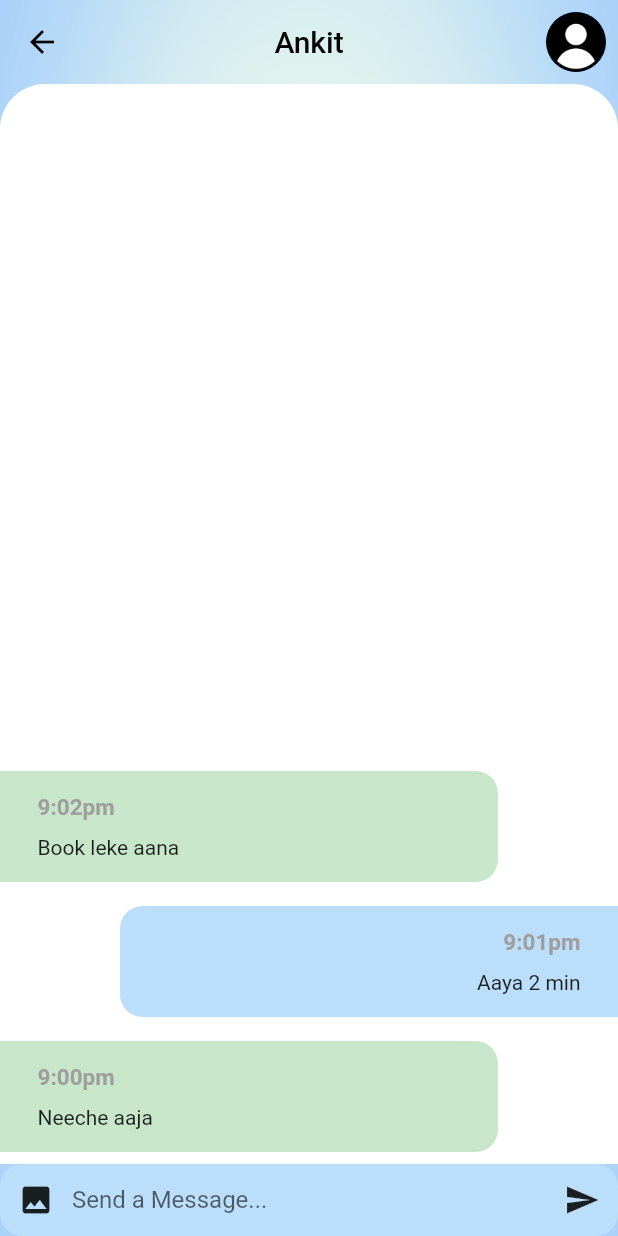
After one commit to AstraStriker/UrbanChat, a Flutter app: the HomeScreen screen opened directly, after a tap on "Ankit", on a phone screen of 412 x 824 dp. The commit adds this screen. Run offline on Flutter 3.47's test engine with Material 2 defaults, Android fonts, the light colour scheme and no system bars; our stand-ins replace cloud_firestore, file_picker, firebase_analytics, firebase_core, firebase_storage, flutter_svg and 1 more; accounts and stored records are empty.

Commit message:
adder home and chat screens

```diff
--- /dev/null
+++ b/lib/Models/message_model.dart
@@ -0,0 +1,53 @@
+
+import 'user_model.dart';
+
+class Message{
+
+  final User sender;
+  final String time; //TODO user dataTime or firebase time here instead
+  final String text;
+  final bool isRead;
+
+  //construct
+  Message(
+      {required this.sender, required this.time, required this.text, required this.isRead}
+      );
+
+  //You
+  //TODO get from firebase
+  static final User currentUser = User(
+    name: 'Current User',id: 0 ,imageUrl: 'images/User.png'
+  );
+
+  //other users
+  //TODO remove this after fetching from firebase
+  static final User ankit = User(
+      name: 'Ankit',id: 1 ,imageUrl: 'assets/images/User.png'
+  );
+  static final User vaibhaw = User(
+      name: 'Vaibhaw',id: 2 ,imageUrl: 'assets/images/User.png'
+  );
+  static final User omar = User(
+      name: 'Omar',id: 3 ,imageUrl: 'assets/images/User.png'
+  );
+
+  //online user
+  //TODO get online users from firebase
+  static List<User> online = [ ankit, vaibhaw, omar];
+
+  //Message List for home Screen
+  //TODO get chats from firebase
+  static List<Message> chats = [
+    Message(sender: ankit,time : '3:30pm', text: 'Whats Up', isRead: true),
+    Message(sender: vaibhaw, time: '4:30pm', text: 'Happy Holi', isRead: false),
+    Message(sender: omar, time: '5:00pm', text: 'Pls, Attend College Tommorrow', isRead: false)
+  ];
+
+  //Message List for chat Screen
+  //TODO get chats from firebase 2
+  static List<Message> messages = [
+    Message(sender: ankit, time: '9:00pm', text: 'Neeche aaja', isRead: true),
+    Message(sender: currentUser, time: '9:01pm', text: 'Aaya 2 min', isRead: true),
+    Message(sender: ankit, time: '9:02pm', text: 'Book leke aana', isRead: true)
+  ];
+}
--- /dev/null
+++ b/lib/Models/user_model.dart
@@ -0,0 +1,12 @@
+class User{
+  final int id;
+  final String name;
+  final String imageUrl;
+
+  User({
+    required this.id,
+    required this.name,
+    required this.imageUrl
+  });
+
+}
--- /dev/null
+++ b/lib/Screens/ChatScreen/chat_screen.dart
@@ -0,0 +1,152 @@
+import '../../Models/message_model.dart';
+import '../../Widgets/gradient_bar.dart';
+import 'package:flutter/material.dart';
+import '../../Models/user_model.dart';
+
+class ChatScreen extends StatefulWidget {
+  const ChatScreen({Key? key, required this.user}) : super(key: key);
+
+  final User user;
+
+  @override
+  State<ChatScreen> createState() => _ChatScreenState();
+}
+
+class _ChatScreenState extends State<ChatScreen> {
+  _buildMessage(Message message, bool isMe) {
+    return Container(
+      margin: isMe
+          ? const EdgeInsets.only(top: 8, bottom: 8, left: 80)
+          : const EdgeInsets.only(top: 8, bottom: 8, right: 80),
+      padding: const EdgeInsets.symmetric(horizontal: 25, vertical: 15),
+      decoration: BoxDecoration(
+          color: isMe ? Colors.blue.shade100 : Colors.green.shade100,
+          borderRadius: isMe
+              ? const BorderRadius.only(
+                  topLeft: Radius.circular(15), bottomLeft: Radius.circular(15))
+              : const BorderRadius.only(
+                  topRight: Radius.circular(15),
+                  bottomRight: Radius.circular(15))),
+      child: Column(
+        crossAxisAlignment:
+            isMe ? CrossAxisAlignment.end : CrossAxisAlignment.start,
+        children: [
+          Text(
+            message.time,
+            style: const TextStyle(
+              color: Colors.grey,
+              fontSize: 15,
+              fontWeight: FontWeight.bold,
+            ),
+          ),
+          const SizedBox(
+            height: 10,
+          ),
+          Text(message.text),
+        ],
+      ),
+    );
+  }
+
+  _buildMessageComposer() {
+    return Container(
+      decoration: BoxDecoration(
+        borderRadius: const BorderRadius.all(
+          Radius.circular(15),
+        ),
+        color: Colors.blue[100],
+      ),
+      child: Row(
+        children: [
+          IconButton(
+            icon: const Icon(Icons.photo),
+            onPressed: () {
+              //todo add a attachment button function
+            },
+          ),
+          Expanded(
+            child: TextField(
+              textCapitalization: TextCapitalization.sentences,
+              onChanged: (value) {},
+              decoration: const InputDecoration.collapsed(
+                hintText: 'Send a Message...',
+              ),
+            ),
+          ),
+          IconButton(
+            icon: const Icon(Icons.send),
+            onPressed: () {
+              //todo add a send button function
+            },
+          )
+        ],
+      ),
+    );
+  }
+
+  @override
+  Widget build(BuildContext context) {
+    return GradientTop(
+      child: Scaffold(
+        backgroundColor: Colors.transparent,
+        appBar: AppBar(
+          backgroundColor: Colors.transparent,
+          foregroundColor: Colors.black,
+          elevation: 0.0,
+          title: Center(child: Text(widget.user.name)),
+          actions: [
+            Padding(
+              padding: const EdgeInsets.all(8.0),
+              child: CircleAvatar(
+                backgroundImage: AssetImage(widget.user.imageUrl),
+              ),
+            )
+          ],
+        ),
+        body: GestureDetector(
+          onTap: () => FocusScope.of(context).unfocus(),
+          child: Column(
+            children: [
+              Expanded(
+                child: Column(
+                  children: [
+                    Expanded(
+                      child: Container(
+                        decoration: const BoxDecoration(
+                          color: Colors.white,
+                          borderRadius: BorderRadius.only(
+                              topLeft: Radius.circular(30),
+                              topRight: Radius.circular(30)),
+                        ),
+                        child: ClipRRect(
+                          borderRadius: const BorderRadius.only(
+                            topLeft: Radius.circular(30),
+                            topRight: Radius.circular(30),
+                          ),
+                          child: ListView.builder(
+                            reverse: true,
+                            padding: const EdgeInsets.only(top: 15),
+                            itemCount: Message.messages.length,
+                            itemBuilder: (BuildContext context, int index) {
+                              Message message = Message.messages[index];
+                              bool isMe =
+                                  message.sender.id == Message.currentUser.id
+                                      ? true
+                                      : false;
+                              return _buildMessage(message, isMe);
+                            },
+                          ),
+                        ),
+                      ),
+                    ),
+                    _buildMessageComposer(),
+                  ],
+                ),
+              )
+            ],
+          ),
+        ),
+      ),
+    );
+  }
+}
--- /dev/null
+++ b/lib/Screens/HomeScreen/home_screen.dart
@@ -0,0 +1,88 @@
+
+import 'package:flutter/material.dart';
+import '../../Widgets/gradient_bar.dart';
+import '../../Widgets/category_selector.dart';
+import '../../Models/message_model.dart';
+import '../../Widgets/recent_chats.dart';
+
+class HomeScreen extends StatefulWidget {
+  const HomeScreen({Key? key}) : super(key: key);
+
+  @override
+  State<HomeScreen> createState() => _HomeScreenState();
+}
+
+class _HomeScreenState extends State<HomeScreen> {
+  final List<Message> chats = Message.chats;
+
+  @override
+  Widget build(BuildContext context) {
+    return Column(
+      children: [
+        //TopBar
+        GradientTop(
+          child: Scaffold(
+            backgroundColor: Colors.transparent,
+            appBar: AppBar(
+              backgroundColor: Colors.transparent,
+              title: const Center(
+                child: Text(
+                  'UrbanChat',
+                  style: TextStyle(
+                    color: Colors.black,
+                    fontSize: 28,
+                    fontWeight: FontWeight.bold,
+                  ),
+                ),
+              ),
+              elevation: 0.0,
+              leading: IconButton(
+                color: Colors.black,
+                onPressed: () {
+                  //TODO implement menu
+                },
+                icon: Icon(Icons.menu),
+              ),
+              actions: [
+                IconButton(
+                  color: Colors.black,
+                  onPressed: () {
+                    //TODO implement search
+                  },
+                  icon: Icon(Icons.search),
+                ),
+              ],
+            ),
+            body: Column(
+              children: [
+                const CategorySelector(),
+                Container(
+                  height: 60,
+                  width: double.infinity,
+                  decoration: const BoxDecoration(
+                    color: Colors.white,
+                    borderRadius: BorderRadius.only(
+                        topLeft: Radius.circular(30),
+                        topRight: Radius.circular(30)),
+                  ),
+                  child: const Center(
+                    child: Text(
+                        'Recent Chats',
+                      style: TextStyle(
+                        color: Colors.black,
+                        fontSize: 25,
+                        fontWeight: FontWeight.bold
+                      ),
+                    ),
+                  ),
+                ),
+                RecentChats(chats: chats),
+              ],
+            ),
+            // bottomNavigationBar: null,
+          ),
+        ),
+      ],
+    );
+  }
+}
--- a/lib/Screens/Login/components/body.dart
+++ b/lib/Screens/Login/components/body.dart
@@ -1,3 +1,4 @@
+import 'package:chat_app/Screens/HomeScreen/home_screen.dart';
 import 'package:chat_app/Screens/Login/login_screen.dart';
 import 'package:flutter/material.dart';
 import 'package:flutter_svg/svg.dart';
@@ -40,7 +41,18 @@ class Body extends StatelessWidget {
             ),
             RoundedButton(
               text: "LOGIN",
-              press: () {},
+              press: () {
+                //todo add authentication before login user in
+                //todo get current user details before logging in
+                Navigator.push(
+                  context,
+                  MaterialPageRoute(
+                    builder: (context) {
+                      return HomeScreen();
+                    },
+                  ),
+                );
+              },
             ),
             SizedBox(height: size.height * 0.03),
             AlreadyHaveAnAccountCheck(
--- /dev/null
+++ b/lib/Widgets/category_selector.dart
@@ -0,0 +1,49 @@
+
+import 'package:flutter/material.dart';
+
+class CategorySelector extends StatefulWidget {
+  const CategorySelector({Key? key}) : super(key: key);
+
+  @override
+  State<CategorySelector> createState() => _CategorySelectorState();
+}
+
+//TODO add category-to-pages functionality
+
+class _CategorySelectorState extends State<CategorySelector> {
+  int selectedIndex = 0;
+  List<String> categories = ['Chats', 'Online', 'Settings'];
+
+  @override
+  Widget build(BuildContext context) {
+    return Container(
+      height: 90,
+      color: Colors.transparent,
+      child: ListView.builder(
+        scrollDirection: Axis.horizontal,
+        itemCount: categories.length,
+        itemBuilder: (BuildContext context, int index) {
+          return GestureDetector(
+            onTap: (){
+              setState(() {
+                selectedIndex=index;
+              });
+            },
+            child: Padding(
+              padding: const EdgeInsets.symmetric(vertical: 20, horizontal: 30),
+              child: Text(
+                categories[index],
+                style: TextStyle(
+                  color: index == selectedIndex ? Colors.black : Colors.blueGrey,
+                  fontWeight: FontWeight.bold,
+                  fontSize: 24,
+                  letterSpacing: 1.2,
+                ),
+              ),
+            ),
+          );
+        },
+      ),
+    );
+  }
+}
--- /dev/null
+++ b/lib/Widgets/gradient_bar.dart
@@ -0,0 +1,24 @@
+import 'package:flutter/material.dart';
+import 'dart:math' as math;
+
+class GradientTop extends StatelessWidget {
+  GradientTop({Key? key, this.name, this.child}) : super(key: key);
+
+  final String? name;
+  final Widget? child;
+
+  @override
+  Widget build(BuildContext context) {
+    return Expanded(
+      child: Container(
+        decoration: const BoxDecoration(
+          image: DecorationImage(
+              image: AssetImage('assets/images/gradient.png'),
+              fit: BoxFit.fill
+          ),
+        ),
+        child: child
+      ),
+    );
+  }
+}
--- /dev/null
+++ b/lib/Widgets/recent_chats.dart
@@ -0,0 +1,120 @@
+
+import 'package:flutter/material.dart';
+import '../Models/message_model.dart';
+import '../Screens/ChatScreen/chat_screen.dart';
+
+class RecentChats extends StatelessWidget {
+  const RecentChats({
+    Key? key,
+    required this.chats,
+  }) : super(key: key);
+
+  final List<Message> chats;
+
+  @override
+  Widget build(BuildContext context) {
+    return Expanded(
+      child: Container(
+        decoration: const BoxDecoration(
+          color: Colors.white,
+        ),
+        child: ClipRRect(
+          borderRadius: const BorderRadius.only(
+              topLeft: Radius.circular(30), topRight: Radius.circular(30)),
+          child: ListView.builder(
+            itemCount: chats.length,
+            itemBuilder: (BuildContext context, int index) {
+              final Message msg = chats[index];
+              return GestureDetector(
+                onTap: () => Navigator.push(
+                  context,
+                  MaterialPageRoute(
+                    builder: (_) => ChatScreen(
+                      user: msg.sender,
+                    ),
+                  ),
+                ),
+                child: Container(
+                  margin: const EdgeInsets.only(top: 5, bottom: 5, right: 20),
+                  padding: EdgeInsets.symmetric(vertical: 10, horizontal: 20),
+                  child: Row(
+                    mainAxisAlignment: MainAxisAlignment.spaceBetween,
+                    children: [
+                      Row(
+                        children: [
+                          CircleAvatar(
+                            radius: 35,
+                            backgroundImage: AssetImage(msg.sender.imageUrl),
+                          ),
+                          const SizedBox(
+                            width: 10,
+                          ),
+                          Column(
+                            crossAxisAlignment: CrossAxisAlignment.start,
+                            children: [
+                              Text(
+                                msg.sender.name,
+                                style: const TextStyle(
+                                  color: Colors.grey,
+                                  fontSize: 15,
+                                  fontWeight: FontWeight.bold,
+                                ),
+                              ),
+                              Container(
+                                width: MediaQuery.of(context).size.width * 0.45,
+                                child: Text(
+                                  msg.text,
+                                  style: const TextStyle(
+                                      color: Colors.blueGrey,
+                                      fontSize: 15,
+                                      fontWeight: FontWeight.w600),
+                                  overflow: TextOverflow.ellipsis,
+                                ),
+                              ),
+                            ],
+                          ),
+                        ],
+                      ),
+                      Column(
+                        children: [
+                          Text(
+                            msg.time,
+                            style: const TextStyle(
+                              color: Colors.grey,
+                              fontSize: 15,
+                              fontWeight: FontWeight.bold,
+                            ),
+                          ),
+                          msg.isRead
+                              ? Text('')
+                              : Container(
+                                  width: 40,
+                                  height: 20,
+                                  decoration: const BoxDecoration(
+                                    borderRadius:
+                                        BorderRadius.all(Radius.circular(30)),
+                                    color: Colors.red,
+                                  ),
+                                  child: const Center(
+                                    child: Text(
+                                      'NEW',
+                                      style: TextStyle(
+                                          color: Colors.white,
+                                          fontSize: 12,
+                                          fontWeight: FontWeight.bold),
+                                    ),
+                                  ),
+                                )
+                        ],
+                      )
+                    ],
+                  ),
+                ),
+              );
+            },
+          ),
+        ),
+      ),
+    );
+  }
+}
--- a/pubspec.yaml
+++ b/pubspec.yaml
@@ -83,6 +83,7 @@ flutter:
     - assets/images/login_bottom.png
     - assets/images/main_bottom.png
     - assets/images/logo.png
+    - assets/images/
 
   # An image asset can refer to one or more resolution-specific "variants", see
   # https://flutter.dev/assets-and-images/#resolution-aware.
```
Also changed, not shown: assets/images/User.png (added), assets/images/gradient.jpg (added), assets/images/gradient.png (added).
